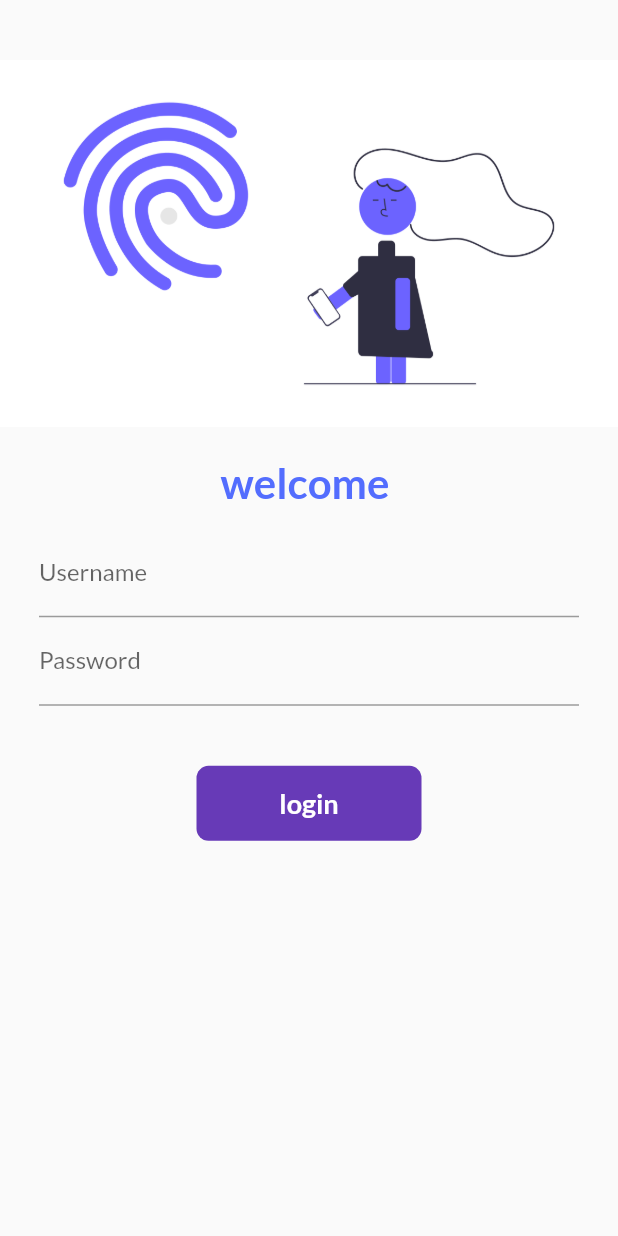
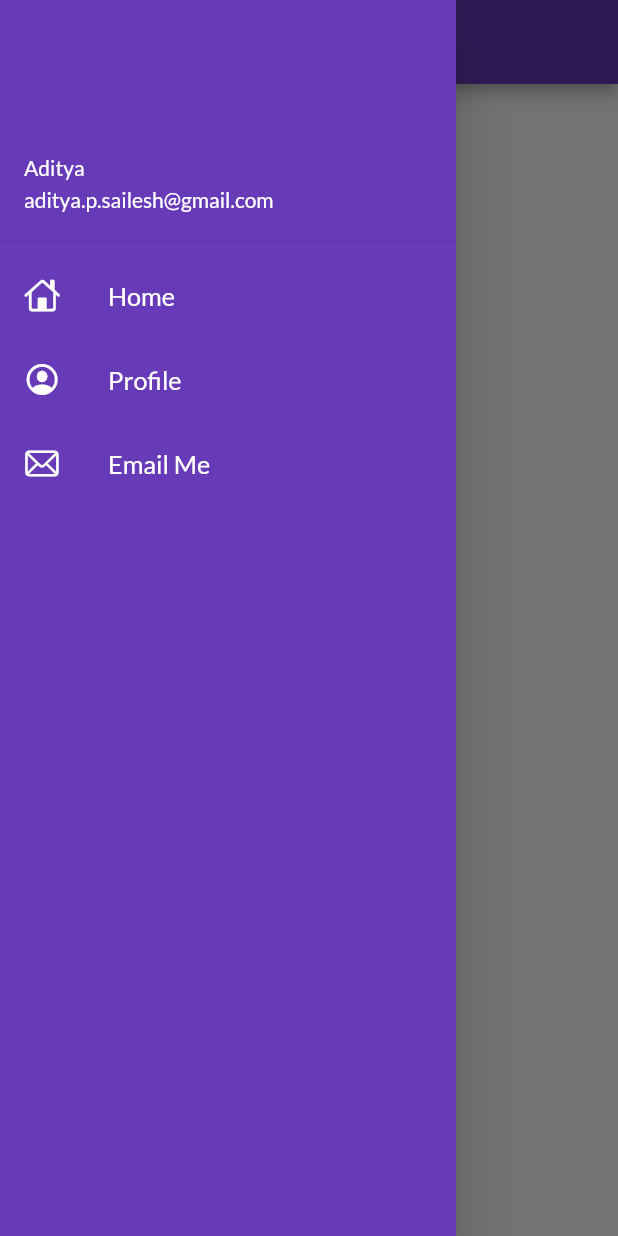
Before and after one commit to aditya1602/new-flutter, a Flutter app: the screen it shows after launch, with the side drawer open (before the commit the screen has no drawer), on a phone screen of 412 x 824 dp. Run offline on Flutter 3.47's test engine with Material 2 defaults, Android fonts, the phone set to English and light mode, and no system bars; our stand-ins replace google_fonts.

Commit message:
Drawer modification

```diff
--- /dev/null
+++ b/lib/Widgets/drawer.dart
@@ -0,0 +1,63 @@
+// ignore_for_file: prefer_const_constructors
+
+import 'package:flutter/cupertino.dart';
+import 'package:flutter/material.dart';
+
+class MyDrawer extends StatelessWidget {
+  const MyDrawer({Key? key}) : super(key: key);
+
+  @override
+  Widget build(BuildContext context) {
+    return Drawer(
+      child: Container(
+        color: Colors.deepPurple,
+        child: ListView(
+          padding: EdgeInsets.zero,
+          // ignore: prefer_const_literals_to_create_immutables
+          children: [
+            const DrawerHeader(
+                padding: EdgeInsets.zero,
+                child: UserAccountsDrawerHeader(
+                    margin: EdgeInsets.zero,
+                    decoration: BoxDecoration(color: Colors.deepPurple),
+                    accountName: Text("Aditya"),
+                    accountEmail: Text("aditya.p.sailesh@gmail.com"))),
+            ListTile(
+              leading: Icon(
+                CupertinoIcons.home,
+                color: Colors.white,
+              ),
+              title: Text(
+                "Home",
+                textScaleFactor:1.2 ,
+                style: TextStyle(color: Colors.white),
+              ),
+            ),
+            ListTile(
+              leading: Icon(
+                CupertinoIcons.profile_circled,
+                color: Colors.white,
+              ),
+              title: Text(
+                "Profile",
+                textScaleFactor:1.2 ,
+                style: TextStyle(color: Colors.white),
+              ),
+            ),
+            ListTile(
+              leading: Icon(
+                CupertinoIcons.mail,
+                color: Colors.white,
+              ),
+              title: Text(
+                "Email Me",
+                textScaleFactor:1.2 ,
+                style: TextStyle(color: Colors.white),
+              ),
+            ),
+          ],
+        ),
+      ),
+    );
+  }
+}
--- a/lib/main.dart
+++ b/lib/main.dart
@@ -24,6 +24,7 @@ class MyApp extends StatelessWidget {
         brightness: Brightness.dark,
       ),
       debugShowCheckedModeBanner: false,
+      initialRoute: MyRoutes.homeRoute,
       routes: {
         "/": (context) => loginPage(),
         MyRoutes.homeRoute: (context) => home_page(),
--- a/lib/pages/home_page.dart
+++ b/lib/pages/home_page.dart
@@ -1,4 +1,5 @@
 import 'package:flutter/material.dart';
+import 'package:flutter_dec_17/Widgets/drawer.dart';
 
 class home_page extends StatelessWidget {
   const home_page({Key? key}) : super(key: key);
@@ -14,7 +15,7 @@ class home_page extends StatelessWidget {
           child: Text("welcome !!"),
         ),
       ),
-      drawer: Drawer(),
+      drawer: MyDrawer(),
     );
   }
 }
```
